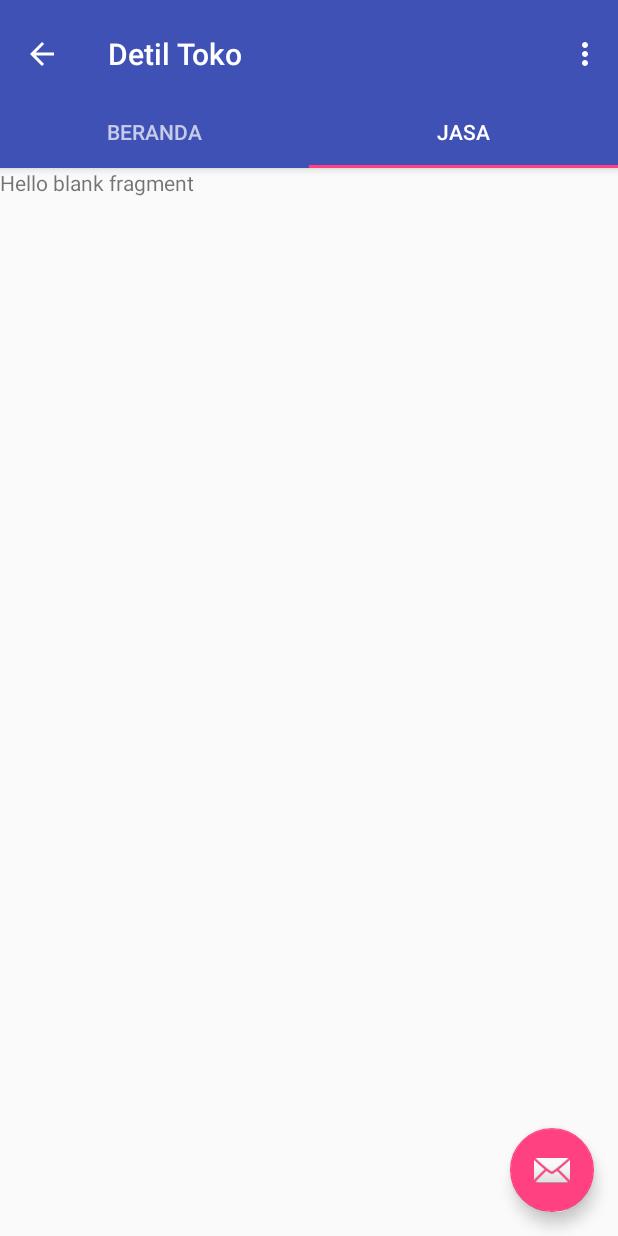
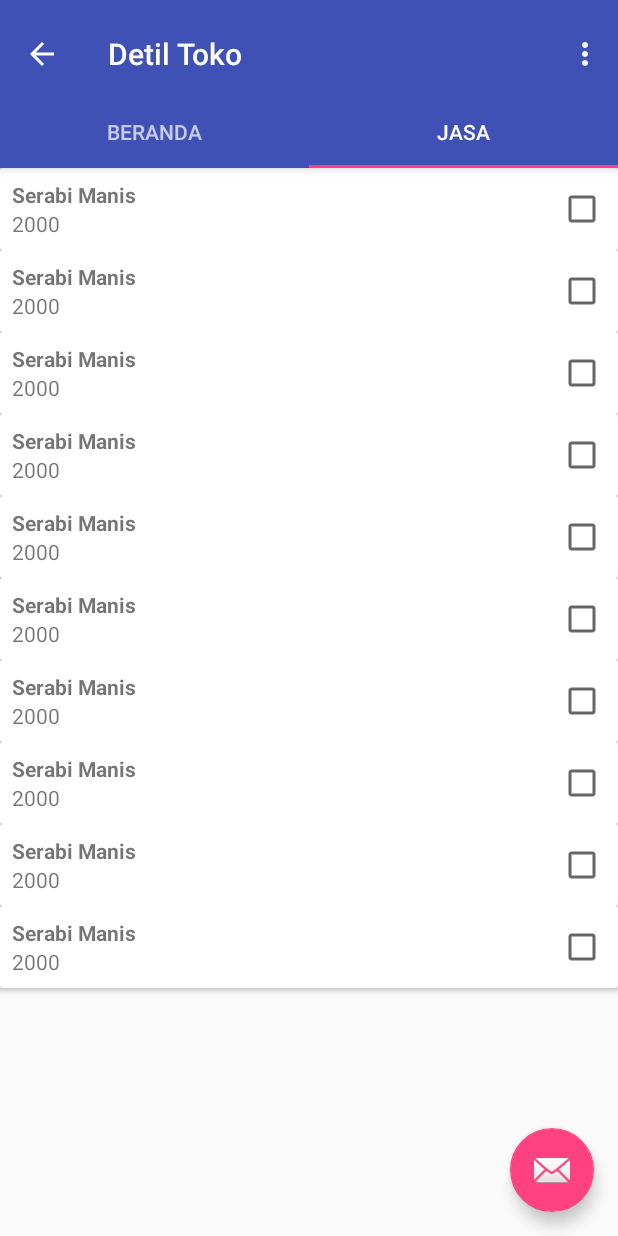
Before and after one commit to cahyasetya/JasaKu, an Android app: the DetilTokoActivity screen opened directly, with no data from a screen before it, tab 2 chosen, on a phone screen of 412 x 824 dp. Run offline under Robolectric (Android 15) with nearby library versions, the phone set to English and light mode, and no system bars; our stand-ins replace ButterKnife.

Commit message:
menambahkan list jasa

```diff
--- a/Frontend/src/JasaKu/app/src/main/java/com/example/jasaku/DetilTokoActivity.java
+++ b/Frontend/src/JasaKu/app/src/main/java/com/example/jasaku/DetilTokoActivity.java
@@ -119,7 +119,7 @@ public class DetilTokoActivity extends AppCompatActivity {
             // getItem is called to instantiate the fragment for the given page.
             // Return a PlaceholderFragment (defined as a static inner class below).
             switch (position){
-                case 1:
+                case 0:
                     return new HalamanTokoFragment();
                 default:
                     return new HalamanJasaFragment();
--- a/Frontend/src/JasaKu/app/src/main/java/com/example/jasaku/fragment/HalamanJasaFragment.java
+++ b/Frontend/src/JasaKu/app/src/main/java/com/example/jasaku/fragment/HalamanJasaFragment.java
@@ -1,19 +1,36 @@
 package com.example.jasaku.fragment;
 
 
+import android.content.Context;
 import android.os.Bundle;
 import android.support.v4.app.Fragment;
+import android.support.v7.widget.LinearLayoutManager;
+import android.support.v7.widget.RecyclerView;
 import android.view.LayoutInflater;
 import android.view.View;
 import android.view.ViewGroup;
+import android.widget.TextView;
 
 import com.example.jasaku.R;
+import com.example.jasaku.model.Jasa;
+
+import java.util.ArrayList;
+import java.util.List;
+
+import butterknife.BindView;
+import butterknife.ButterKnife;
 
 /**
  * A simple {@link Fragment} subclass.
  */
 public class HalamanJasaFragment extends Fragment {
 
+    @BindView(R.id.jasa_recyclerview)
+    RecyclerView jasaRecyclerView;
+
+    private List<Jasa> jasaList;
+    private LinearLayoutManager llm;
+    private JasaAdapter adapter;
 
     public HalamanJasaFragment() {
         // Required empty public constructor
@@ -24,7 +41,67 @@ public class HalamanJasaFragment extends Fragment {
     public View onCreateView(LayoutInflater inflater, ViewGroup container,
                              Bundle savedInstanceState) {
         // Inflate the layout for this fragment
-        return inflater.inflate(R.layout.fragment_halaman_jasa, container, false);
+        View view=inflater.inflate(R.layout.fragment_halaman_jasa, container, false);
+        ButterKnife.bind(this,view);
+
+        init();
+
+        return view;
     }
 
+    private void init(){
+        llm=new LinearLayoutManager(getContext(),LinearLayoutManager.VERTICAL,false);
+        jasaRecyclerView.setLayoutManager(llm);
+        jasaList=new ArrayList<>();
+        Jasa jasa=new Jasa();
+        jasa.setNama("Serabi Manis");
+        jasa.setHarga(2000);
+        for(int i=0; i<10; i++){
+            jasaList.add(jasa);
+        }
+        adapter=new JasaAdapter(getContext(),jasaList);
+        jasaRecyclerView.setAdapter(adapter);
+    }
 }
+
+class JasaAdapter extends RecyclerView.Adapter<JasaAdapter.JasaViewHolder>{
+
+    private Context context;
+    private List<Jasa> jasaList;
+
+    public JasaAdapter(Context context, List<Jasa> jasaList){
+        this.context=context;
+        this.jasaList=jasaList;
+    }
+
+    @Override
+    public JasaViewHolder onCreateViewHolder(ViewGroup parent, int viewType) {
+        View view=LayoutInflater.from(context).inflate(R.layout.jasa_item,parent,false);
+        return new JasaViewHolder(view);
+    }
+
+    @Override
+    public void onBindViewHolder(JasaViewHolder holder, int position) {
+        Jasa jasa=jasaList.get(position);
+        holder.namaJasaTextView.setText(jasa.getNama());
+        holder.hargaJasaTextView.setText(String.valueOf(jasa.getHarga()));
+    }
+
+    @Override
+    public int getItemCount() {
+        return jasaList.size();
+    }
+
+    public class JasaViewHolder extends RecyclerView.ViewHolder{
+
+        @BindView(R.id.nama_jasa)
+        TextView namaJasaTextView;
+        @BindView(R.id.harga_jasa)
+        TextView hargaJasaTextView;
+
+        public JasaViewHolder(View itemView) {
+            super(itemView);
+            ButterKnife.bind(this,itemView);
+        }
+    }
+}
--- a/Frontend/src/JasaKu/app/src/main/res/layout/fragment_halaman_jasa.xml
+++ b/Frontend/src/JasaKu/app/src/main/res/layout/fragment_halaman_jasa.xml
@@ -5,9 +5,11 @@
     tools:context="com.example.jasaku.fragment.HalamanJasaFragment">
 
     <!-- TODO: Update blank fragment layout -->
-    <TextView
+    <android.support.v7.widget.RecyclerView
+        android:id="@+id/jasa_recyclerview"
         android:layout_width="match_parent"
-        android:layout_height="match_parent"
-        android:text="@string/hello_blank_fragment" />
+        android:layout_height="match_parent">
+
+    </android.support.v7.widget.RecyclerView>
 
 </FrameLayout>
--- a/Frontend/src/JasaKu/app/src/main/res/layout/jasa_item.xml
+++ b/Frontend/src/JasaKu/app/src/main/res/layout/jasa_item.xml
@@ -13,13 +13,12 @@
             android:id="@+id/checkBox"
             android:layout_width="wrap_content"
             android:layout_height="wrap_content"
-            android:text="CheckBox"
+            android:layout_marginBottom="8dp"
             android:layout_marginRight="8dp"
-            app:layout_constraintRight_toRightOf="parent"
-            app:layout_constraintTop_toTopOf="parent"
             android:layout_marginTop="8dp"
             app:layout_constraintBottom_toBottomOf="parent"
-            android:layout_marginBottom="8dp" />
+            app:layout_constraintRight_toRightOf="parent"
+            app:layout_constraintTop_toTopOf="parent" />
 
         <LinearLayout
             android:layout_width="0dp"
```
